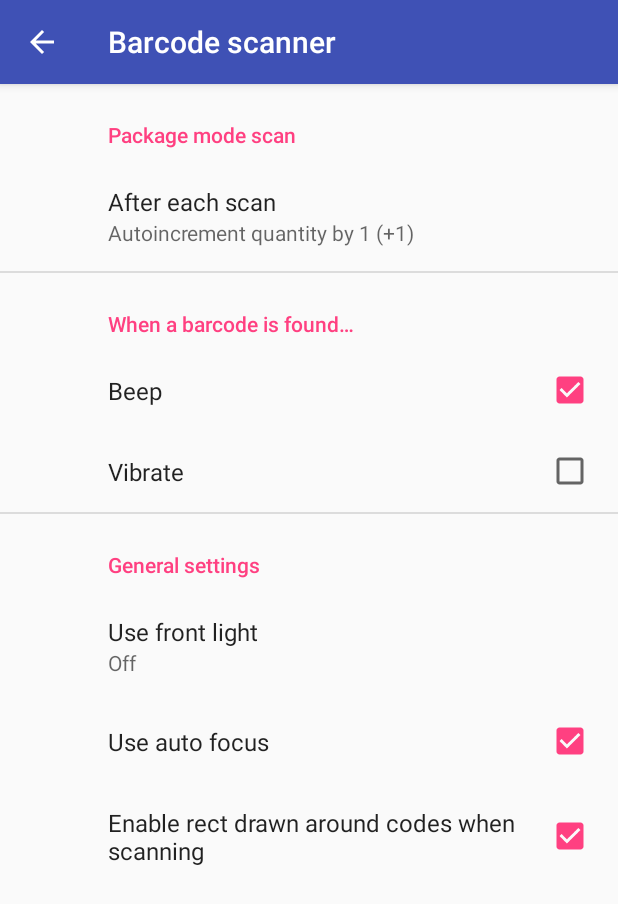
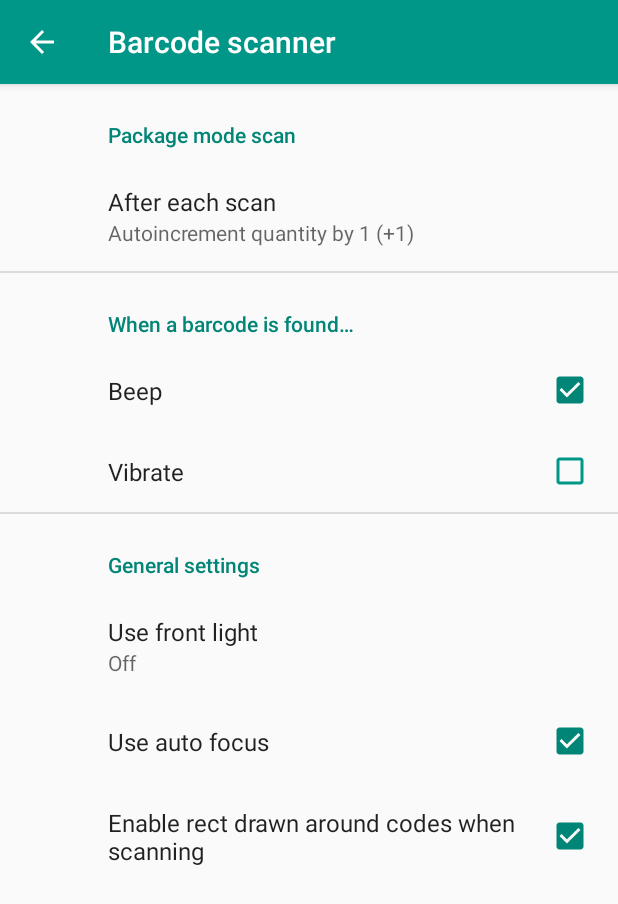
Before and after one commit to Xaltos-Apps/Android-Scan-Barcode, an Android app: the PreferenceActivity screen opened directly, with no data from a screen before it, on a phone screen of 412 x 824 dp. Shown: the top 904 px of the screen. Run offline under Robolectric (Android 15) with nearby library versions, the phone set to English and light mode, and no system bars; our stand-ins replace androidx.preference.

Commit message:
app theme

```diff
--- a/app/src/main/AndroidManifest.xml
+++ b/app/src/main/AndroidManifest.xml
@@ -25,6 +25,7 @@
         <activity android:name="com.tiromansev.scanbarcode.vision.VisionCaptureActivity" />
         <activity
             android:name="com.tiromansev.scanbarcode.PreferenceActivity"
+            android:theme="@style/AppTheme"
             android:label="@string/caption_setting_scan" />
     </application>
 
--- a/app/src/main/res/values/styles.xml
+++ b/app/src/main/res/values/styles.xml
@@ -6,7 +6,6 @@
         <item name="colorPrimary">@color/colorPrimary</item>
         <item name="colorPrimaryDark">@color/colorPrimaryDark</item>
         <item name="colorAccent">@color/colorAccent</item>
-        <item name="preferenceTheme">@style/PreferenceThemeOverlay</item>
     </style>
 
 </resources>
--- a/scanbarcode/src/main/java/com/tiromansev/scanbarcode/PreferenceActivity.java
+++ b/scanbarcode/src/main/java/com/tiromansev/scanbarcode/PreferenceActivity.java
@@ -7,6 +7,7 @@ import android.support.v4.app.FragmentManager;
 import android.support.v4.app.FragmentTransaction;
 import android.support.v7.app.ActionBar;
 import android.support.v7.app.AppCompatActivity;
+import android.support.v7.widget.Toolbar;
 import android.view.MenuItem;
 
 public class PreferenceActivity extends AppCompatActivity {
@@ -16,6 +17,8 @@ public class PreferenceActivity extends AppCompatActivity {
         super.onCreate(savedInstanceState);
         setContentView(R.layout.activity_preference);
 
+        Toolbar toolbar = findViewById(R.id.toolbar);
+        setSupportActionBar(toolbar);
         ActionBar actionBar = getSupportActionBar();
         if (actionBar != null) {
             actionBar.setDisplayHomeAsUpEnabled(true);
--- a/scanbarcode/src/main/java/com/tiromansev/scanbarcode/vision/VisionCaptureActivity.java
+++ b/scanbarcode/src/main/java/com/tiromansev/scanbarcode/vision/VisionCaptureActivity.java
@@ -2,14 +2,12 @@ package com.tiromansev.scanbarcode.vision;
 
 import android.content.Intent;
 import android.content.SharedPreferences;
-import android.os.Build;
 import android.os.Bundle;
 import android.preference.PreferenceManager;
 import android.support.v7.app.AppCompatActivity;
 import android.util.Log;
 import android.util.SparseArray;
 import android.view.View;
-import android.view.WindowManager;
 import android.widget.ImageButton;
 
 import com.google.android.gms.samples.vision.barcodereader.BarcodeCapture;
@@ -36,7 +34,6 @@ public class VisionCaptureActivity extends AppCompatActivity implements BarcodeR
     protected void onCreate(Bundle savedInstanceState) {
         super.onCreate(savedInstanceState);
         setContentView(R.layout.vision_capture);
-        hideStatusBar();
 
         barcodeCapture = (BarcodeCapture) getSupportFragmentManager().findFragmentById(R.id.barcode);
         barcodeCapture.setRetrieval(this);
@@ -75,24 +72,6 @@ public class VisionCaptureActivity extends AppCompatActivity implements BarcodeR
         if (resultCode == RESULT_OK) {
             if (requestCode == PREFS_REQUEST) {
                 setProperties();
-            }
-        }
-    }
-
-    private void hideStatusBar() {
-        if (Build.VERSION.SDK_INT < 16) {
-            getWindow().setFlags(WindowManager.LayoutParams.FLAG_FULLSCREEN,
-                    WindowManager.LayoutParams.FLAG_FULLSCREEN);
-        }
-        else {
-            View decorView = getWindow().getDecorView();
-            // Hide the status bar.
-            int uiOptions = View.SYSTEM_UI_FLAG_FULLSCREEN;
-            decorView.setSystemUiVisibility(uiOptions);
-            // Remember that you should never show the action bar if the
-            // status bar is hidden, so hide that too if necessary.
-            if (getSupportActionBar() != null) {
-                getSupportActionBar().hide();
             }
         }
     }
--- a/scanbarcode/src/main/res/layout/activity_preference.xml
+++ b/scanbarcode/src/main/res/layout/activity_preference.xml
@@ -7,6 +7,21 @@
     android:fitsSystemWindows="true"
     tools:context=".PreferenceActivity">
 
+    <android.support.design.widget.AppBarLayout
+        android:id="@+id/barLayout"
+        android:layout_width="match_parent"
+        android:layout_height="wrap_content"
+        android:theme="@style/AppTheme.ActionBar">
+
+        <android.support.v7.widget.Toolbar
+            android:id="@+id/toolbar"
+            android:layout_width="match_parent"
+            app:titleTextAppearance="@style/ToolbarTitle"
+            android:layout_height="?attr/actionBarSize"
+            app:popupTheme="@style/AppTheme.PopupMenu"/>
+
+    </android.support.design.widget.AppBarLayout>
+
     <FrameLayout
         android:id="@+id/preference_container"
         android:layout_width="match_parent"
--- /dev/null
+++ b/scanbarcode/src/main/res/values-v21/styles.xml
@@ -0,0 +1,16 @@
+<?xml version="1.0" encoding="utf-8"?>
+<resources>
+
+    <style name="AppTheme" parent="Theme.AppCompat.Light.DarkActionBar">
+        <item name="windowActionBar">false</item>
+        <item name="windowNoTitle">true</item>
+        <item name="android:windowDrawsSystemBarBackgrounds">true</item>
+        <item name="preferenceTheme">@style/PreferenceTheme</item>
+        <item name="android:actionBarStyle">@style/AppTheme.ActionBar</item>
+        <item name="actionBarStyle">@style/AppTheme.ActionBar</item>
+        <item name="actionBarTheme">@style/AppTheme.ActionBar</item>
+        <item name="actionBarPopupTheme">@style/AppTheme.PopupMenu</item>
+        <item name="colorControlNormal">@color/color_primary</item>
+        <item name="android:statusBarColor">@color/color_primary</item>
+    </style>
+</resources>
--- a/scanbarcode/src/main/res/values/colors.xml
+++ b/scanbarcode/src/main/res/values/colors.xml
@@ -10,6 +10,7 @@
     <color name="transparent">#00000000</color>
     <color name="viewfinder_laser">#ffcc0000</color>
     <color name="viewfinder_mask">#60000000</color>
+    <color name="color_white">#ffffff</color>
 
     <color name="color_primary">#009688</color>
     <color name="color_external_caption">#009688</color>
--- a/scanbarcode/src/main/res/values/dimens.xml
+++ b/scanbarcode/src/main/res/values/dimens.xml
@@ -7,4 +7,5 @@
     <dimen name="scan_image_size">150dp</dimen>
     <dimen name="caption_top_margin">16dp</dimen>
     <dimen name="activity_horizontal_margin">16dp</dimen>
+    <dimen name="toolbar_font_size">20sp</dimen>
 </resources>
--- a/scanbarcode/src/main/res/values/styles.xml
+++ b/scanbarcode/src/main/res/values/styles.xml
@@ -7,10 +7,60 @@
         <item name="android:background">#FFFFFF</item>
         <item name="colorPrimary">@color/color_primary</item>
         <item name="android:actionBarStyle">@style/ActionBar</item>
+        <item name="windowActionBar">false</item>
+        <item name="windowNoTitle">true</item>
+        <item name="preferenceTheme">@style/PreferenceTheme</item>
     </style>
 
     <style name="ActionBar" parent="@android:style/Widget.Holo.Light.ActionBar">
         <item name="android:background">@color/color_primary</item>
     </style>
 
+    <style name="PreferenceTheme" parent="PreferenceThemeOverlay">
+        <item name="preferenceScreenStyle">@style/Preference.PreferenceScreen</item>
+        <item name="preferenceFragmentCompatStyle">@style/PreferenceFragment</item>
+        <item name="preferenceCategoryStyle">@style/Preference.Category</item>
+        <item name="preferenceStyle">@style/Preference</item>
+        <item name="preferenceInformationStyle">@style/Preference.Information</item>
+        <item name="checkBoxPreferenceStyle">@style/Preference.CheckBoxPreference</item>
+        <item name="switchPreferenceCompatStyle">@style/Preference.SwitchPreferenceCompat</item>
+        <item name="dialogPreferenceStyle">@style/Preference.DialogPreference</item>
+        <item name="editTextPreferenceStyle">@style/Preference.DialogPreference.EditTextPreference
+        </item>
+        <item name="preferenceFragmentListStyle">@style/PreferenceFragmentList</item>
+        <item name="android:textAppearanceLarge">@style/TextAppearance</item>
+    </style>
+
+    <style name="TextAppearance" parent="@android:style/TextAppearance">
+        <item name="android:textAppearance">?android:attr/textAppearance</item>
+    </style>
+
+    <style name="AppTheme.ActionBar" parent="ThemeOverlay.AppCompat.Dark.ActionBar">
+        <item name="colorPrimary">@color/color_primary</item>
+        <item name="colorPrimaryDark">@color/color_primary</item>
+        <!-- action bar background -->
+        <item name="background">@color/color_primary</item>
+        <!-- action bar elevation -->
+        <item name="elevation">4dp</item>
+        <!-- title text color -->
+        <item name="android:textColorPrimary">@color/color_white</item>
+        <!-- subtitle text color -->
+        <item name="android:textColorSecondary">?android:textColorPrimary</item>
+        <!-- action menu item text color -->
+        <item name="actionMenuTextColor">?android:textColorPrimary</item>
+        <!-- action menu item icon color - only applies to appcompat-v7 icons :( -->
+        <item name="colorControlNormal">?android:textColorPrimary</item>
+    </style>
+
+    <style name="ToolbarTitle" parent="@style/TextAppearance.Widget.AppCompat.Toolbar.Title">
+        <item name="android:textSize">@dimen/toolbar_font_size</item>
+    </style>
+
+    <style name="AppTheme.PopupMenu" parent="ThemeOverlay.AppCompat.Dark">
+        <!-- popup menu background - NEVER "android:background" !!! in themes -->
+        <item name="android:colorBackground">@color/color_primary</item>
+        <!-- popup menu item text color -->
+        <item name="android:textColorPrimary">@color/color_primary</item>
+    </style>
+
 </resources>
```
